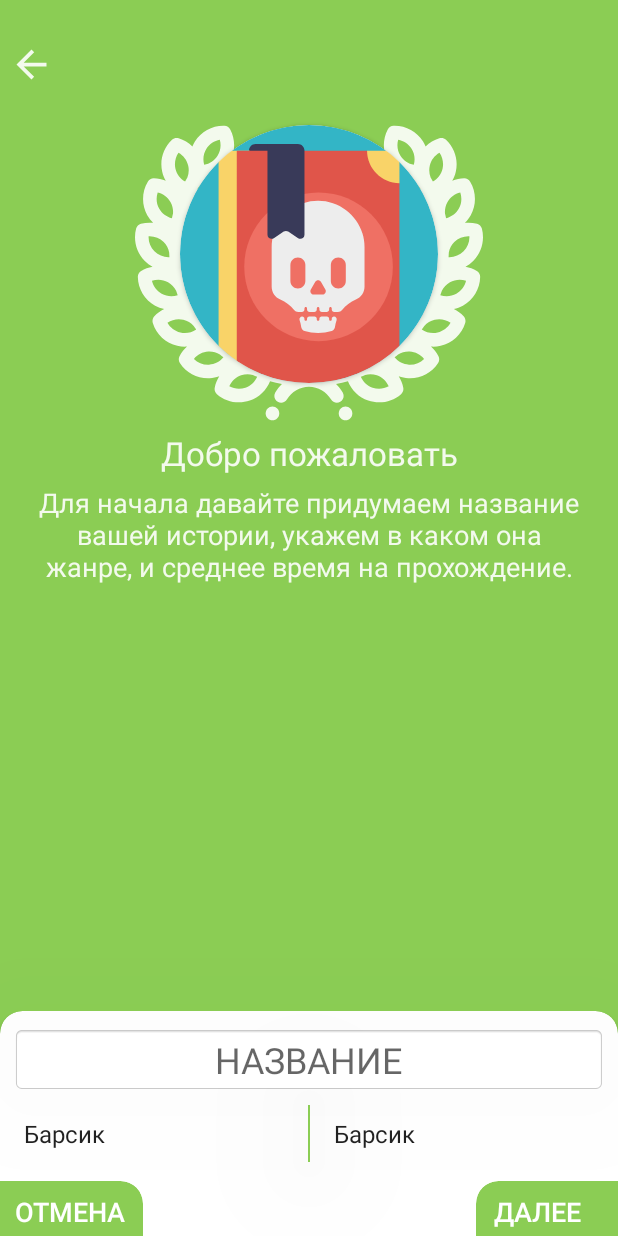
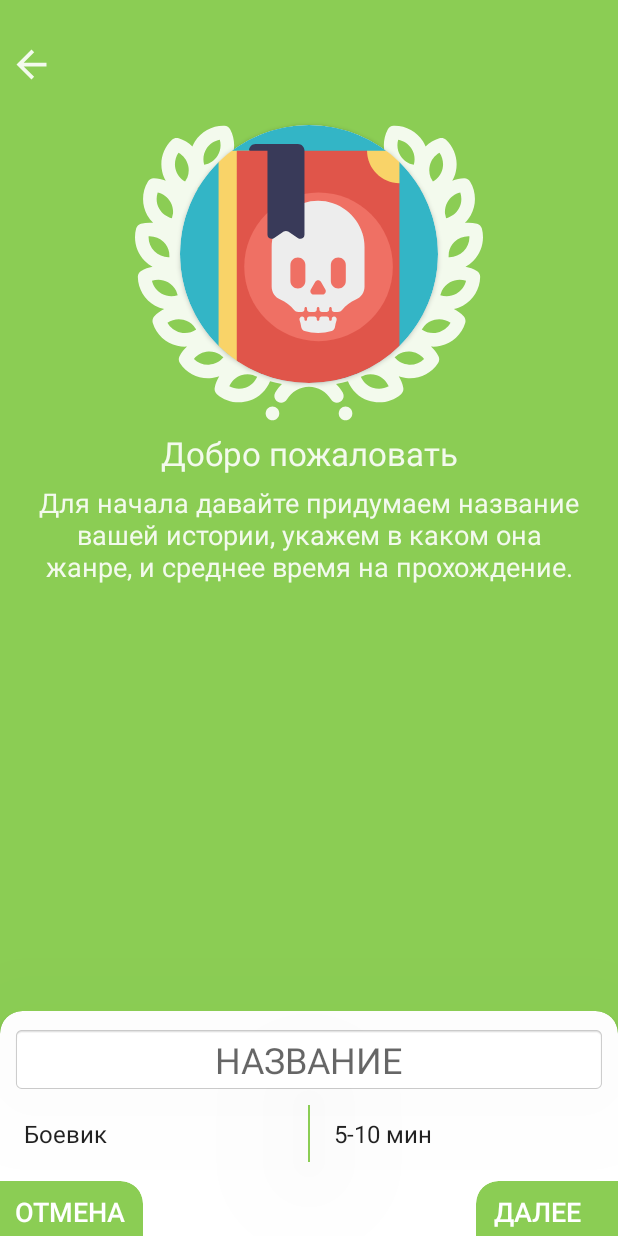
Before and after one commit to bigmeco/QuestConstructor, an Android app: the CreatorActivity screen opened directly, with no data from a screen before it, on a phone screen of 412 x 824 dp. Run offline under Robolectric (Android 15) with nearby library versions, the phone set to English and light mode, and no system bars; libraries missing offline, so code that uses them is left out: io.realm; 2 statements that could not run were skipped.

Commit message:
creation fix

```diff
--- a/app/src/main/java/com/bigmeco/questconstructor/CreatorActivity.kt
+++ b/app/src/main/java/com/bigmeco/questconstructor/CreatorActivity.kt
@@ -21,6 +21,8 @@ import com.bigmeco.questconstructor.R.id.textView
 import com.bigmeco.questconstructor.R.id.textView
 import android.animation.ValueAnimator
 import android.animation.ValueAnimator.AnimatorUpdateListener
+import io.realm.Realm
+import io.realm.RealmList
 
 
 class CreatorActivity : AppCompatActivity() {
@@ -29,6 +31,10 @@ class CreatorActivity : AppCompatActivity() {
         super.onCreate(savedInstanceState)
         setContentView(R.layout.activity_creator)
         val set = ConstraintSet()
+        val realm = Realm.getDefaultInstance()
+        var objectScreen = RealmList<ObjectScreen>()
+
+        editName
 
         imageBack.setOnClickListener{
             finish()
@@ -42,13 +48,15 @@ class CreatorActivity : AppCompatActivity() {
             }
         }
         buttonNext.setOnClickListener{
-            if ( textNext.text == getString(R.string.next)) {
+            if ( textBack.text != getString(R.string.back)) {
                 transitionBody(set)
             } else{
                 finish()
 
             }
             transitionBody(set)
+
+            objectScreen
 
         }
     }
@@ -67,7 +75,6 @@ class CreatorActivity : AppCompatActivity() {
         set.setVisibility(textHelloy.id, ConstraintSet.INVISIBLE)
         set.setVisibility(textBody.id, ConstraintSet.INVISIBLE)
         imageLable.setImageResource(R.drawable.spellbook)
-        textNext.text = getString(R.string.next)
         textBack.text = getString(R.string.exit)
         textHelloy.text = getString(R.string.greeting)
         textBody.text = getString(R.string.edit_text_name)
@@ -109,7 +116,6 @@ class CreatorActivity : AppCompatActivity() {
         set.setVisibility(textBody.id, ConstraintSet.INVISIBLE)
         imageLable.setImageResource(R.drawable.castle)
 
-        textNext.text = getString(R.string.done)
         textBack.text = getString(R.string.back)
         textHelloy.text = getString(R.string.continuation)
         textBody.text = getString(R.string.edit_text_body)
--- a/app/src/main/java/com/bigmeco/questconstructor/CreatorFragment.kt
+++ b/app/src/main/java/com/bigmeco/questconstructor/CreatorFragment.kt
@@ -29,13 +29,12 @@ class CreatorFragment : Fragment() {
     override fun onViewCreated(view: View, savedInstanceState: Bundle?) {
         super.onViewCreated(view, savedInstanceState)
         val realm = Realm.getDefaultInstance()
-//
+
 //
 //        var objectProject2 = ObjectProject()
 //        var object1 = ObjectScreen()
 //        object1.body ="rfrfrfr"
 //        object1.status =true
-//        object1.id =4
 //
 //        var objectScreen = RealmList<ObjectScreen>()
 //        objectScreen.add(object1)
@@ -45,7 +44,7 @@ class CreatorFragment : Fragment() {
 //        objectProject2.body = "Предки славян — праславяне — издавна жили на территории Центральной и Восточной Европы. По языку они относятся к индоевропейской группе народов, которые населяют Европу и часть Азии вплоть до Индии. Первые упоминания о праславянах относятся к I—II вв. Римские авторы Тацит, Плиний, Птолемей называли предков славян венедами и считали, что они населяли бассейн реки Вислы."
 //        objectProject2.time = "1 час"
 //        objectProject2.genre = "хоррор"
-//        objectProject2.id = 1
+//        objectProject2.id = 6
 //        objectProject2.name = "История tu"
 //        objectProject2.status = false
 //        objectProject2.screen = objectScreen
--- a/app/src/main/res/layout/activity_creator.xml
+++ b/app/src/main/res/layout/activity_creator.xml
@@ -105,7 +105,7 @@
         android:layout_marginStart="8dp"
         android:layout_marginTop="8dp"
         android:elevation="1000dp"
-        android:entries="@array/catlist"
+        android:entries="@array/duration"
         android:paddingBottom="8dp"
         android:paddingTop="8dp"
         app:layout_constraintEnd_toEndOf="parent"
@@ -133,7 +133,7 @@
         android:layout_marginEnd="8dp"
         android:layout_marginStart="8dp"
         android:elevation="1000dp"
-        android:entries="@array/catlist"
+        android:entries="@array/greetings"
         app:layout_constraintBottom_toBottomOf="@+id/spinnerTime"
         app:layout_constraintEnd_toStartOf="@+id/divider4"
         app:layout_constraintStart_toStartOf="parent"
--- a/app/src/main/res/values/strings.xml
+++ b/app/src/main/res/values/strings.xml
@@ -15,10 +15,39 @@
     <string name="exit">Отмена</string>
     <string name="back">Назад</string>
 
-    <string-array name="catlist">
-        <item>Барсик</item>
-        <item>Мурзик</item>
-        <item>Васька</item>
-        <item>Рыжик</item>
+    <string-array name="greetings">
+        <item>Боевик</item>
+        <item>Вестерн</item>
+        <item>Военный</item>
+        <item>Детектив</item>
+        <item>Детский</item>
+        <item>Драма</item>
+        <item>Комедия</item>
+        <item>Криминал</item>
+        <item>Мелодрама</item>
+        <item>Мистика</item>
+        <item>Научный</item>
+        <item>Приключения</item>
+        <item>Триллер</item>
+        <item>Ужасы</item>
+        <item>Фантастика</item>
+        <item>Фэнтези</item>
+        <item>Эротика</item>
+    </string-array>
+
+    <string-array name="duration">
+        <item>5-10 мин</item>
+        <item>10-20 мин</item>
+        <item>20-30 мин</item>
+        <item>30-40 мин</item>
+        <item>40-50 мин</item>
+        <item>50-60 мин</item>
+        <item>1 час</item>
+        <item>1.5 часа</item>
+        <item>2 часа</item>
+        <item>2.5 часа</item>
+        <item>3 часа</item>
+        <item>3.5 часа</item>
+        <item>4 часа</item>
     </string-array>
 </resources>
```
